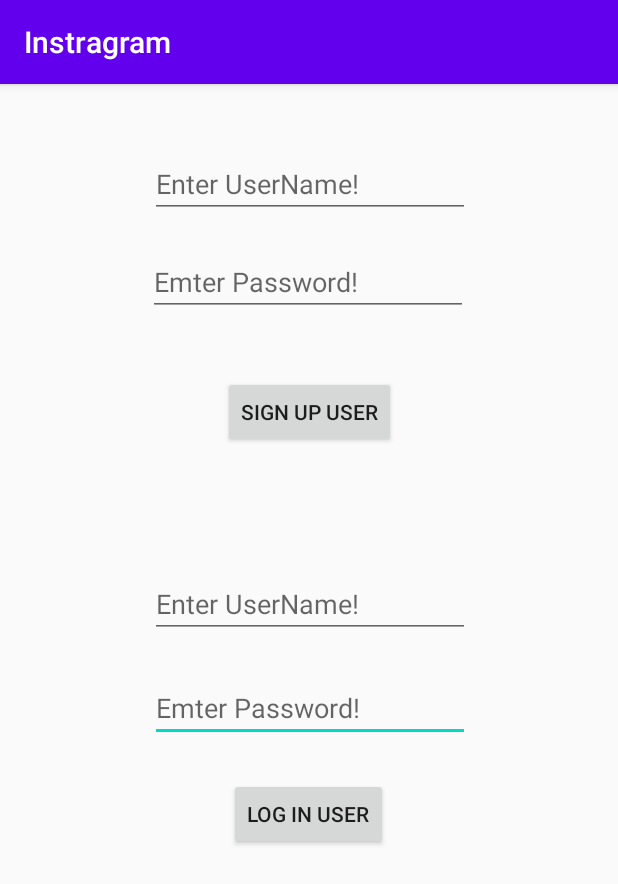
After one commit to khushaboopandey/Instragram, an Android app: the SignUpLoginActivity screen opened directly, with no data from a screen before it, on a phone screen of 412 x 824 dp. The commit adds this screen. Shown: the top 884 px of the screen. Run offline under Robolectric (Android 15) with nearby library versions, the phone set to English and light mode, and no system bars; libraries missing offline, so code that uses them is left out: com.parse, com.shashank.sony.

Commit message:
SignUp and Login Parse

```diff
--- /dev/null
+++ b/app/src/main/java/com/example/instragram/SignUpLoginActivity.java
@@ -0,0 +1,77 @@
+package com.example.instragram;
+
+import androidx.appcompat.app.AppCompatActivity;
+
+import android.os.Bundle;
+import android.view.View;
+import android.widget.Button;
+import android.widget.EditText;
+
+import com.parse.LogInCallback;
+import com.parse.ParseException;
+import com.parse.ParseUser;
+import com.parse.SignUpCallback;
+import com.shashank.sony.fancytoastlib.FancyToast;
+
+public class SignUpLoginActivity extends AppCompatActivity {
+
+    private EditText edtUserNameSignUp, edtPasswordSignUp, edtUserNameLogin, edtPasswordLogin;
+    private Button btnSignUp, btnLogin;
+
+    @Override
+    protected void onCreate(Bundle savedInstanceState) {
+        super.onCreate(savedInstanceState);
+        setContentView(R.layout.activity_sign_up_login);
+
+        edtUserNameSignUp = findViewById(R.id.edtUserNameSignUp);
+        edtPasswordSignUp = findViewById(R.id.edtPasswordSignUp);
+        edtUserNameLogin = findViewById(R.id.edtUserNameLogin);
+        edtPasswordLogin = findViewById(R.id.edtPasswordLogin);
+
+        btnSignUp = findViewById(R.id.btnSignUp);
+        btnLogin = findViewById(R.id.btnLogin);
+
+        btnSignUp.setOnClickListener(new View.OnClickListener() {
+            @Override
+            public void onClick(View v) {
+                final ParseUser appUser = new ParseUser();
+                appUser.setUsername(edtUserNameSignUp.getText().toString());
+                appUser.setPassword(edtPasswordSignUp.getText().toString());
+
+                appUser.signUpInBackground(new SignUpCallback() {
+                    @Override
+                    public void done(ParseException e) {
+                        if (e == null){
+                            FancyToast.makeText(SignUpLoginActivity.this, appUser.get("username") + " is signed Up successfully", FancyToast.LENGTH_LONG, FancyToast.SUCCESS,  false).show();
+
+                        }else {
+                            FancyToast.makeText(SignUpLoginActivity.this, e.getMessage(), FancyToast.LENGTH_LONG, FancyToast.ERROR, false).show();
+
+                        }
+                    }
+                });
+            }
+        });
+
+        btnLogin.setOnClickListener(new View.OnClickListener() {
+            @Override
+            public void onClick(View v) {
+
+                ParseUser.logInInBackground(edtUserNameLogin.getText().toString(), edtPasswordLogin.getText().toString(), new LogInCallback() {
+                    @Override
+                    public void done(ParseUser user, ParseException e) {
+                        if ( user !=null && e == null){
+                            FancyToast.makeText(SignUpLoginActivity.this, user.get("username") + " Log In successfully", FancyToast.LENGTH_LONG, FancyToast.SUCCESS,  false).show();
+
+                        }else {
+                            FancyToast.makeText(SignUpLoginActivity.this, e.getMessage(), FancyToast.LENGTH_LONG, FancyToast.ERROR, false).show();
+
+                        }
+                    }
+                });
+             }
+        });
+
+
+    }
+}
--- /dev/null
+++ b/app/src/main/res/layout/activity_sign_up_login.xml
@@ -0,0 +1,81 @@
+<?xml version="1.0" encoding="utf-8"?>
+<androidx.constraintlayout.widget.ConstraintLayout xmlns:android="http://schemas.android.com/apk/res/android"
+    xmlns:app="http://schemas.android.com/apk/res-auto"
+    xmlns:tools="http://schemas.android.com/tools"
+    android:layout_width="match_parent"
+    android:layout_height="match_parent"
+    tools:context=".SignUpLoginActivity">
+
+    <EditText
+        android:id="@+id/edtPasswordLogin"
+        android:layout_width="wrap_content"
+        android:layout_height="wrap_content"
+        android:layout_marginTop="304dp"
+        android:ems="10"
+        android:hint="Emter Password!"
+        android:inputType="textPassword"
+        app:layout_constraintEnd_toEndOf="parent"
+        app:layout_constraintHorizontal_bias="0.502"
+        app:layout_constraintStart_toStartOf="parent"
+        app:layout_constraintTop_toBottomOf="@+id/edtUserNameSignUp" />
+
+    <EditText
+        android:id="@+id/edtUserNameLogin"
+        android:layout_width="wrap_content"
+        android:layout_height="wrap_content"
+        android:layout_marginTop="324dp"
+        android:ems="10"
+        android:hint="Enter UserName!"
+        android:inputType="textPersonName"
+        app:layout_constraintEnd_toEndOf="parent"
+        app:layout_constraintHorizontal_bias="0.502"
+        app:layout_constraintStart_toStartOf="parent"
+        app:layout_constraintTop_toTopOf="parent" />
+
+    <EditText
+        android:id="@+id/edtPasswordSignUp"
+        android:layout_width="wrap_content"
+        android:layout_height="wrap_content"
+        android:layout_marginTop="20dp"
+        android:ems="10"
+        android:hint="Emter Password!"
+        android:inputType="textPassword"
+        app:layout_constraintEnd_toEndOf="parent"
+        app:layout_constraintHorizontal_bias="0.497"
+        app:layout_constraintStart_toStartOf="parent"
+        app:layout_constraintTop_toBottomOf="@+id/edtUserNameSignUp" />
+
+    <EditText
+        android:id="@+id/edtUserNameSignUp"
+        android:layout_width="wrap_content"
+        android:layout_height="wrap_content"
+        android:layout_marginTop="44dp"
+        android:ems="10"
+        android:hint="Enter UserName!"
+        android:inputType="textPersonName"
+        app:layout_constraintEnd_toEndOf="parent"
+        app:layout_constraintHorizontal_bias="0.502"
+        app:layout_constraintStart_toStartOf="parent"
+        app:layout_constraintTop_toTopOf="parent" />
+
+    <Button
+        android:id="@+id/btnSignUp"
+        android:layout_width="wrap_content"
+        android:layout_height="wrap_content"
+        android:layout_marginTop="40dp"
+        android:text="Sign Up User"
+        app:layout_constraintEnd_toEndOf="parent"
+        app:layout_constraintStart_toStartOf="parent"
+        app:layout_constraintTop_toBottomOf="@+id/edtPasswordSignUp" />
+
+    <Button
+        android:id="@+id/btnLogin"
+        android:layout_width="wrap_content"
+        android:layout_height="wrap_content"
+        android:layout_marginTop="24dp"
+        android:text="Log In User"
+        app:layout_constraintEnd_toEndOf="parent"
+        app:layout_constraintHorizontal_bias="0.498"
+        app:layout_constraintStart_toStartOf="parent"
+        app:layout_constraintTop_toBottomOf="@+id/edtPasswordLogin" />
+</androidx.constraintlayout.widget.ConstraintLayout>
```
Also changed, not shown: app/src/main/AndroidManifest.xml (+6 -4 lines), app/src/main/java/com/example/instragram/SignUp.java (+15 -1 lines), app/src/main/java/com/example/instragram/WelcomeActivity.java (added, +14 -0 lines), app/src/main/res/layout/activity_sign_up.xml (+11 -0 lines), app/src/main/res/layout/activity_welcome.xml (added, +9 -0 lines).
